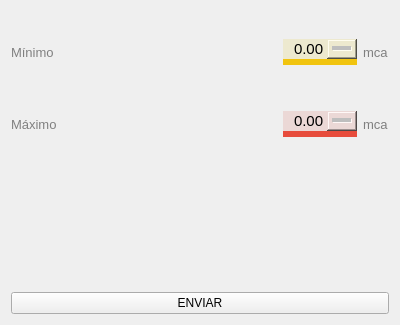
Qt form configurar_alarmas.ui (RiaJ16/H-Tech_SIG) before a commit.
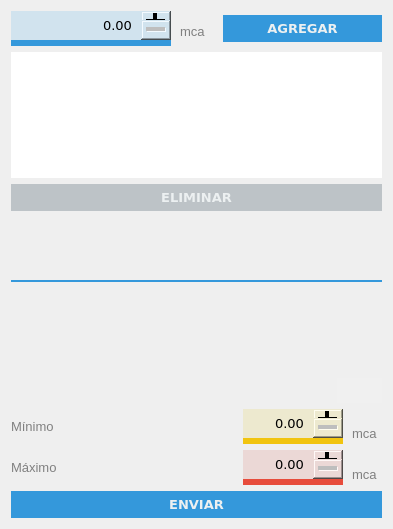
The same form after that commit. Icons and pictures are not drawn.

```diff
--- a/configurar_alarmas.ui
+++ b/configurar_alarmas.ui
@@ -6,25 +6,137 @@
    <rect>
     <x>0</x>
     <y>0</y>
-    <width>400</width>
-    <height>325</height>
+    <width>393</width>
+    <height>529</height>
    </rect>
   </property>
   <property name="windowTitle">
    <string>Form</string>
   </property>
   <property name="styleSheet">
-   <string notr="true">QLabel{
-	color: gray;
-	font-family: &quot;Verdana&quot;;
+   <string notr="true">QPushButton{
+font-size: 10pt;
+font-family: &quot;Verdana&quot;;
+font-weight: bold;
+}
+
+QPushButton:enabled{
+	color: #ecf0f1;
+	background-color: #3498db;
+	padding: 5px;
+	border: none;
+}
+
+QPushButton:disabled{
+	color: #ecf0f1;
+	background-color: #bdc3c7;
+	padding: 5px;
+	border: none;
+}
+
+QPushButton:hover{
+	padding: 5px;
+	color: white;
+	background-color: #2980b9;
+}
+
+QListWidget{
+/*background-color: #5d5d5d;*/
+background-color: #3498db;
+color: #FFFFFF;
+selection-color: #54626e;
+selection-background-color: #FFFFFF;
+outline: none;
+}
+
+QListWidget::item:selected:active{
+    background-color: #5bade4;
+	color: white;
+	border: none;
+	outline: none;
+}
+
+QListWidget::item:selected:!active{
+    background-color: #5bade4;
+	color: black;
+	border: none;
+	outline: none;
+}
+
+QListWidget::item:!selected:hover{
+	background-color: #F5F5F5;
+	/*color: #5bade4;*/
+}
+
+QAbstractSpinBox{
+	font-family: Verdana;
 	font-size: 10pt;
 }
 
+QAbstractSpinBox:down-button:disabled{
+	image: none;
+	width: 0px;
+	height: 0px;
+	padding: 0px;
+}
+
+QAbstractSpinBox:down-button{
+	padding-right: 10px;
+}
+
+QAbstractSpinBox:down-button:hover{
+	image: url(:General/icons/downarrow.png);
+	width: 20px;
+	height: 20px;
+}
+
+QAbstractSpinBox:up-button{
+	image: none;
+	width: 0px;
+	height: 0px;
+	padding-right: 12px;
+}
+
+QAbstractSpinBox:up-button:hover{
+	image: url(:General/icons/uparrow.png);
+	width: 20px;
+	height: 20px;
+}
+
+QScrollBar:vertical {
+	border-radius: 100px;
+	background: #ecf0f1;
+	width: 5px;
+	margin: 0px 0 0px 0;
+}
+
+QScrollBar::handle:vertical{
+	background: #3498db;
+	min-height: 20px;
+}
+
+QScrollBar::add-line:vertical{
+	width: 0;
+}
+
+QScrollBar::sub-line:vertical{
+	width: 0;
+}
+
+QScrollBar::up-arrow:vertical, QScrollBar::down-arrow:vertical{
+	border: 2px solid grey;
+	width: 3px;
+	height: 3px;
+	background: white;
+}
+
+QScrollBar::add-page:vertical, QScrollBar::sub-page:vertical {
+	background: none;
+}
+
 QDoubleSpinBox {
 background-color: transparent;
 border-style: solid;
-font-size: 11pt;
-fon-family: &quot;Verdana&quot;;
 }
 
 QWidget[state=&quot;on&quot;]{
@@ -35,9 +147,287 @@
 font-size: 10pt;color: #7f8f98;background-color: #cbe3f2;boder: 5px solid #64D6EE;border-radius: 7px;
 }</string>
   </property>
-  <layout class="QVBoxLayout" name="verticalLayout">
-   <item>
     <layout class="QVBoxLayout" name="verticalLayout_2">
+   <property name="leftMargin">
+    <number>0</number>
+   </property>
+   <property name="topMargin">
+    <number>0</number>
+   </property>
+   <property name="rightMargin">
+    <number>0</number>
+   </property>
+   <property name="bottomMargin">
+    <number>0</number>
+   </property>
+   <item>
+    <layout class="QVBoxLayout" name="verticalLayout">
+     <property name="leftMargin">
+      <number>11</number>
+     </property>
+     <property name="topMargin">
+      <number>11</number>
+     </property>
+     <property name="rightMargin">
+      <number>11</number>
+     </property>
+     <property name="bottomMargin">
+      <number>11</number>
+     </property>
+     <item>
+      <layout class="QHBoxLayout" name="horizontalLayout_4">
+       <item>
+        <widget class="QDoubleSpinBox" name="alerta">
+         <property name="enabled">
+          <bool>true</bool>
+         </property>
+         <property name="styleSheet">
+          <string notr="true">QAbstractSpinBox{
+	border-bottom: 6px solid #3498db;
+	background-color: #d1e3ee;
+	subcontrol-origin: padding;
+	subcontrol-position: top right;
+	padding: 5px;
+}
+
+:up-button{
+	image: url(:General/icons/uparrow-a.png);
+	width: 20px;
+	height: 20px;
+	padding-right: 10px;
+}
+
+:up-button:hover{
+	image: url(:General/icons/uparrow.png);
+	width: 20px;
+	height: 20px;
+	padding-right: 10px;
+}
+
+:down-button{
+	image: url(:General/icons/downarrow-a.png);
+	width: 20px;
+	height: 20px;
+	padding-right: 10px;
+}
+
+:down-button:hover{
+	image: url(:General/icons/downarrow.png);
+	width: 20px;
+	height: 20px;
+	padding-right: 10px;
+}</string>
+         </property>
+         <property name="frame">
+          <bool>false</bool>
+         </property>
+         <property name="alignment">
+          <set>Qt::AlignRight|Qt::AlignTrailing|Qt::AlignVCenter</set>
+         </property>
+         <property name="buttonSymbols">
+          <enum>QAbstractSpinBox::PlusMinus</enum>
+         </property>
+        </widget>
+       </item>
+       <item>
+        <widget class="QLabel" name="labelUnidades3">
+         <property name="minimumSize">
+          <size>
+           <width>40</width>
+           <height>0</height>
+          </size>
+         </property>
+         <property name="maximumSize">
+          <size>
+           <width>36</width>
+           <height>16777215</height>
+          </size>
+         </property>
+         <property name="styleSheet">
+          <string notr="true">QLabel{
+	color: gray;
+	font-family: &quot;Verdana&quot;;
+	font-size: 10pt;
+	margin-top: 6px;
+}</string>
+         </property>
+         <property name="text">
+          <string>mca</string>
+         </property>
+         <property name="alignment">
+          <set>Qt::AlignLeading|Qt::AlignLeft|Qt::AlignVCenter</set>
+         </property>
+        </widget>
+       </item>
+       <item>
+        <widget class="QPushButton" name="botonAgregar">
+         <property name="enabled">
+          <bool>true</bool>
+         </property>
+         <property name="font">
+          <font>
+           <family>Verdana</family>
+           <pointsize>10</pointsize>
+           <weight>75</weight>
+           <bold>true</bold>
+          </font>
+         </property>
+         <property name="text">
+          <string>AGREGAR</string>
+         </property>
+         <property name="autoDefault">
+          <bool>true</bool>
+         </property>
+         <property name="default">
+          <bool>true</bool>
+         </property>
+        </widget>
+       </item>
+      </layout>
+     </item>
+     <item>
+      <layout class="QHBoxLayout" name="horizontalLayout_5">
+       <item>
+        <widget class="QListWidget" name="listaAlertas">
+         <property name="sizePolicy">
+          <sizepolicy hsizetype="MinimumExpanding" vsizetype="MinimumExpanding">
+           <horstretch>0</horstretch>
+           <verstretch>0</verstretch>
+          </sizepolicy>
+         </property>
+         <property name="minimumSize">
+          <size>
+           <width>270</width>
+           <height>126</height>
+          </size>
+         </property>
+         <property name="maximumSize">
+          <size>
+           <width>16777215</width>
+           <height>126</height>
+          </size>
+         </property>
+         <property name="font">
+          <font>
+           <family>Verdana</family>
+           <pointsize>10</pointsize>
+          </font>
+         </property>
+         <property name="styleSheet">
+          <string notr="true">QListWidget{
+color: #2c3e50;
+selection-color: #ecf0f1;
+background-color: #ecf0f1;
+selection-background-color: #5bade4;
+alternate-background-color: #ddf1ff;
+background: white;
+border: none;
+}
+
+QListWidget:item{
+	padding-top: 0.3em;
+	padding-bottom: 0.3em;
+}
+
+QListWidget::item:selected:active:hover{
+	color: white;
+}
+
+QListWidget::item:selected:active{
+    background-color: #5bade4;
+	color: white;
+	border: none;
+}
+
+QListWidget::item:selected:!active{
+    background-color:#5bade4;
+	color: white;
+}
+
+QListWidget::item:!selected:hover{
+	background-color: #F5F5F5;
+	/*color: #5bade4;*/
+}</string>
+         </property>
+         <property name="alternatingRowColors">
+          <bool>true</bool>
+         </property>
+        </widget>
+       </item>
+      </layout>
+     </item>
+     <item>
+      <layout class="QVBoxLayout" name="verticalLayout_5">
+       <item>
+        <widget class="QPushButton" name="botonEliminar">
+         <property name="enabled">
+          <bool>false</bool>
+         </property>
+         <property name="font">
+          <font>
+           <family>Verdana</family>
+           <pointsize>10</pointsize>
+           <weight>75</weight>
+           <bold>true</bold>
+          </font>
+         </property>
+         <property name="text">
+          <string>ELIMINAR</string>
+         </property>
+        </widget>
+       </item>
+       <item>
+        <spacer name="verticalSpacer">
+         <property name="orientation">
+          <enum>Qt::Vertical</enum>
+         </property>
+         <property name="sizeHint" stdset="0">
+          <size>
+           <width>20</width>
+           <height>40</height>
+          </size>
+         </property>
+        </spacer>
+       </item>
+      </layout>
+     </item>
+     <item>
+      <widget class="Line" name="line">
+       <property name="minimumSize">
+        <size>
+         <width>0</width>
+         <height>4</height>
+        </size>
+       </property>
+       <property name="styleSheet">
+        <string notr="true">color: #3498db;</string>
+       </property>
+       <property name="frameShadow">
+        <enum>QFrame::Plain</enum>
+       </property>
+       <property name="lineWidth">
+        <number>2</number>
+       </property>
+       <property name="orientation">
+        <enum>Qt::Horizontal</enum>
+       </property>
+      </widget>
+     </item>
+     <item>
+      <spacer name="verticalSpacer_2">
+       <property name="orientation">
+        <enum>Qt::Vertical</enum>
+       </property>
+       <property name="sizeHint" stdset="0">
+        <size>
+         <width>20</width>
+         <height>40</height>
+        </size>
+       </property>
+      </spacer>
+     </item>
+     <item>
+      <layout class="QVBoxLayout" name="verticalLayout_4">
      <item>
       <layout class="QHBoxLayout" name="horizontalLayout">
        <item>
@@ -73,8 +463,8 @@
          </property>
          <property name="iconSize">
           <size>
-           <width>93</width>
-           <height>43</height>
+             <width>56</width>
+             <height>26</height>
           </size>
          </property>
          <property name="flat">
@@ -85,16 +475,25 @@
       </layout>
      </item>
      <item>
+        <layout class="QVBoxLayout" name="verticalLayout_3">
+         <item>
       <layout class="QHBoxLayout" name="horizontalLayout_2">
        <item>
         <widget class="QLabel" name="label_2">
+             <property name="styleSheet">
+              <string notr="true">QLabel{
+	color: gray;
+	font-family: &quot;Verdana&quot;;
+	font-size: 10pt;
+}</string>
+             </property>
          <property name="text">
           <string>Mínimo</string>
          </property>
         </widget>
        </item>
        <item>
-        <spacer name="horizontalSpacer_2">
+            <spacer name="horizontalSpacer_3">
          <property name="orientation">
           <enum>Qt::Horizontal</enum>
          </property>
@@ -108,13 +507,27 @@
        </item>
        <item>
         <widget class="QDoubleSpinBox" name="minimo">
+             <property name="enabled">
+              <bool>true</bool>
+             </property>
          <property name="styleSheet">
-          <string notr="true">QAbstractSpinBox{
+              <string notr="true">QAbstractSpinBox:enabled{
 	border-bottom: 6px solid #f1c40f;
 	background-color: #ede9cf;
+	subcontrol-origin: padding;
+	subcontrol-position: top right;
+	padding:5px;
 }
 
-:up-button{
+QAbstractSpinBox:disabled{
+	border-bottom: 6px solid #95a5a6;
+	background-color: #bdc3c7;
+	subcontrol-origin: padding;
+	subcontrol-position: top right;
+	padding:5px;
+}
+
+:up-button:enabled{
 	image: url(:General/icons/uparrow-y.png);
 	width: 20px;
 	height: 20px;
@@ -128,7 +541,7 @@
 	padding-right: 10px;
 }
 
-:down-button{
+:down-button:enabled{
 	image: url(:General/icons/downarrow-y.png);
 	width: 20px;
 	height: 20px;
@@ -151,44 +564,49 @@
          <property name="buttonSymbols">
           <enum>QAbstractSpinBox::PlusMinus</enum>
          </property>
+             <property name="maximum">
+              <double>9999.989999999999782</double>
+             </property>
         </widget>
        </item>
        <item>
         <widget class="QLabel" name="labelUnidades1">
+             <property name="styleSheet">
+              <string notr="true">QLabel{
+	color: gray;
+	font-family: &quot;Verdana&quot;;
+	font-size: 10pt;
+	margin-top: 6px;
+}</string>
+             </property>
          <property name="text">
           <string>mca</string>
          </property>
+             <property name="alignment">
+              <set>Qt::AlignBottom|Qt::AlignLeading|Qt::AlignLeft</set>
+             </property>
         </widget>
        </item>
       </layout>
      </item>
-     <item>
-      <spacer name="spacer">
-       <property name="orientation">
-        <enum>Qt::Vertical</enum>
-       </property>
-       <property name="sizeType">
-        <enum>QSizePolicy::Fixed</enum>
-       </property>
-       <property name="sizeHint" stdset="0">
-        <size>
-         <width>20</width>
-         <height>40</height>
-        </size>
-       </property>
-      </spacer>
-     </item>
      <item>
       <layout class="QHBoxLayout" name="horizontalLayout_3">
        <item>
         <widget class="QLabel" name="label_3">
+             <property name="styleSheet">
+              <string notr="true">QLabel{
+	color: gray;
+	font-family: &quot;Verdana&quot;;
+	font-size: 10pt;
+}</string>
+             </property>
          <property name="text">
           <string>Máximo</string>
          </property>
         </widget>
        </item>
        <item>
-        <spacer name="horizontalSpacer_3">
+            <spacer name="horizontalSpacer_4">
          <property name="orientation">
           <enum>Qt::Horizontal</enum>
          </property>
@@ -202,13 +620,27 @@
        </item>
        <item>
         <widget class="QDoubleSpinBox" name="maximo">
+             <property name="enabled">
+              <bool>true</bool>
+             </property>
          <property name="styleSheet">
           <string notr="true">QAbstractSpinBox{
-border-bottom: 6px solid #e74c3c;
-background-color: #ebd8d6;
+	border-bottom: 6px solid #e74c3c;
+	background-color: #ebd8d6;
+	subcontrol-origin: padding;
+	subcontrol-position: top right;
+	padding: 5px;
 }
 
-:up-button{
+QAbstractSpinBox:disabled{
+	border-bottom: 6px solid #95a5a6;
+	background-color: #bdc3c7;
+	subcontrol-origin: padding;
+	subcontrol-position: top right;
+	padding:5px;
+}
+
+:up-button:enabled{
 	image: url(:General/icons/uparrow-r.png);
 	width: 20px;
 	height: 20px;
@@ -222,7 +654,7 @@
 	padding-right: 10px;
 }
 
-:down-button{
+:down-button:enabled{
 	image: url(:General/icons/downarrow-r.png);
 	width: 20px;
 	height: 20px;
@@ -245,40 +677,53 @@
          <property name="buttonSymbols">
           <enum>QAbstractSpinBox::PlusMinus</enum>
          </property>
+             <property name="maximum">
+              <double>9999.989999999999782</double>
+             </property>
         </widget>
        </item>
        <item>
         <widget class="QLabel" name="labelUnidades2">
+             <property name="styleSheet">
+              <string notr="true">QLabel{
+	color: gray;
+	font-family: &quot;Verdana&quot;;
+	font-size: 10pt;
+	margin-top: 6px;
+}</string>
+             </property>
          <property name="text">
           <string>mca</string>
          </property>
+             <property name="alignment">
+              <set>Qt::AlignBottom|Qt::AlignLeading|Qt::AlignLeft</set>
+             </property>
         </widget>
        </item>
       </layout>
      </item>
     </layout>
    </item>
-   <item>
-    <spacer name="spacer_2">
-     <property name="orientation">
-      <enum>Qt::Vertical</enum>
-     </property>
-     <property name="sizeHint" stdset="0">
-      <size>
-       <width>20</width>
-       <height>40</height>
-      </size>
-     </property>
-    </spacer>
-   </item>
    <item>
     <widget class="QPushButton" name="botonEnviar">
+         <property name="font">
+          <font>
+           <family>Verdana</family>
+           <pointsize>10</pointsize>
+           <weight>75</weight>
+           <bold>true</bold>
+          </font>
+         </property>
      <property name="text">
       <string>ENVIAR</string>
      </property>
     </widget>
    </item>
   </layout>
+     </item>
+    </layout>
+   </item>
+  </layout>
  </widget>
  <resources/>
  <connections/>
```
Left out of the diff: 14 changed lines with no effect on the pictures. Lines whose indentation alone changed are shown as unchanged.
